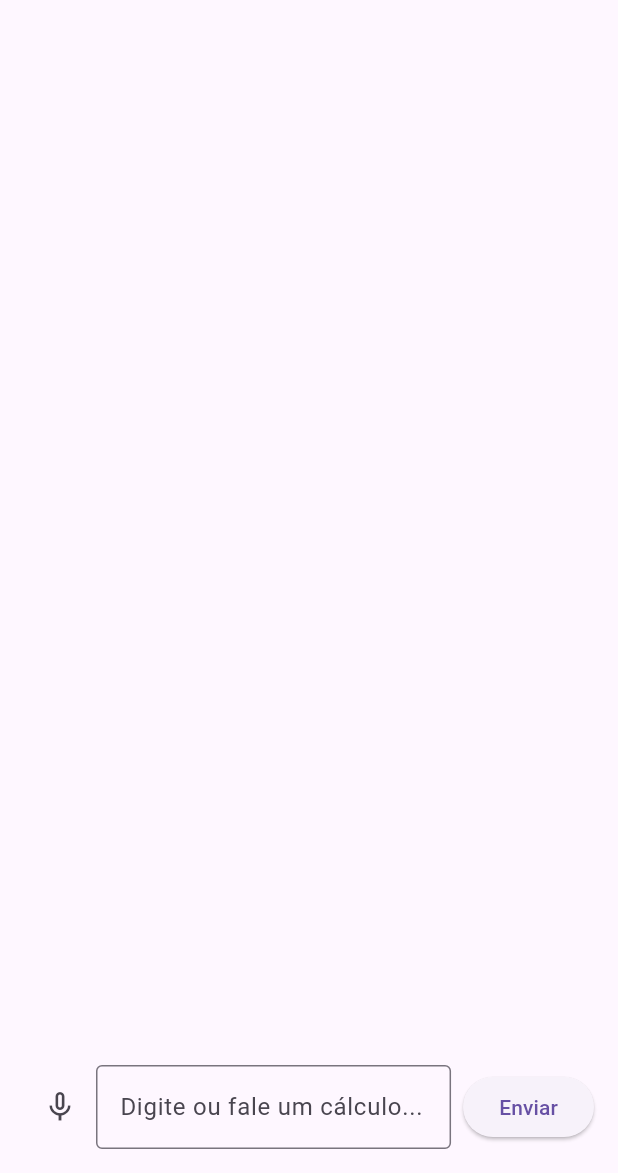
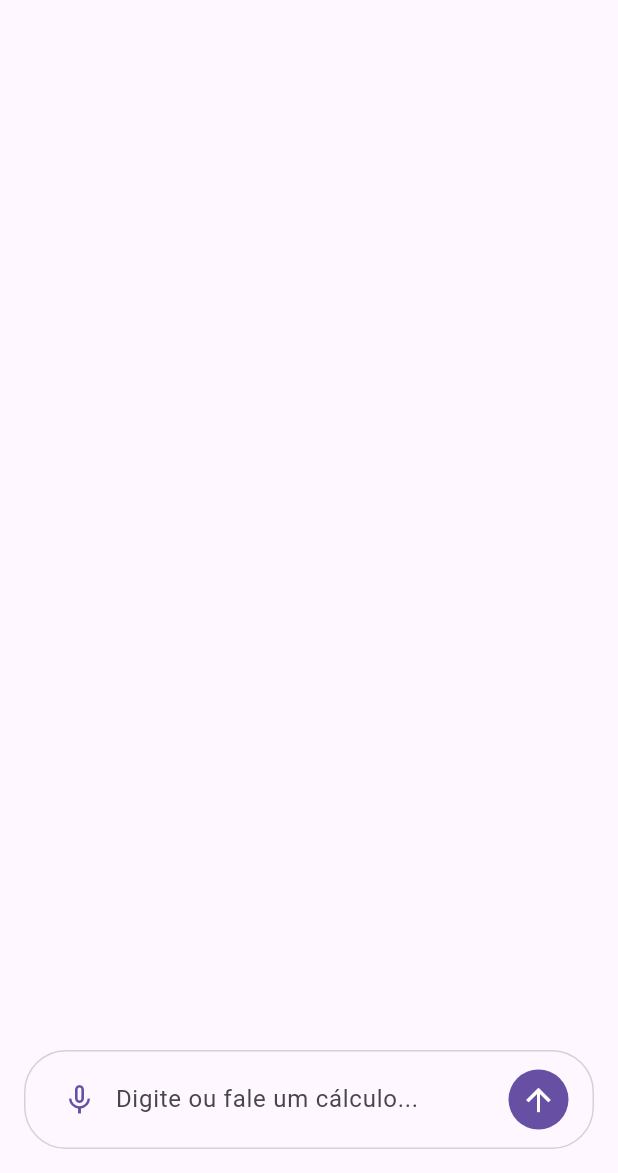
Before and after one commit to NaaDebora/voice-ai-calculator, a Flutter app: the screen it shows after launch, on a phone screen of 412 x 824 dp, the part 63-1236 px from its top. Run offline on Flutter 3.47's test engine with Material 3 defaults, Android fonts, the phone set to English and light mode, and no system bars; our stand-ins replace flutter_dotenv, speech_to_text.

Commit message:
feat: improve chat input UI and UX

```diff
--- a/lib/features/calculator/widgets/chat_input.dart
+++ b/lib/features/calculator/widgets/chat_input.dart
@@ -18,29 +18,50 @@ class ChatInput extends StatelessWidget {
 
   @override
   Widget build(BuildContext context) {
-    return Row(
+    final colorScheme = Theme.of(context).colorScheme;
+
+    return Container(
+      padding: const EdgeInsets.symmetric(horizontal: 12, vertical: 8),
+      decoration: BoxDecoration(
+        color: colorScheme.surface,
+        borderRadius: BorderRadius.circular(28),
+        border: Border.all(color: colorScheme.outline.withValues(alpha: 0.3)),
+      ),
+      child: Row(
         children: [
           IconButton(
-          icon: Icon(isListening ? Icons.mic : Icons.mic_none),
-          onPressed: onMic,
+            tooltip: 'Falar',
+            icon: Icon(
+              isListening ? Icons.mic : Icons.mic_none,
+              color: isListening ? Colors.red : colorScheme.primary,
+            ),
+            onPressed: loading ? null : onMic,
           ),
           Expanded(
             child: TextField(
               controller: controller,
+              enabled: !loading,
               onSubmitted: (_) => onSend(),
               textInputAction: TextInputAction.send,
               decoration: const InputDecoration(
-              hintText: "Digite ou fale um cálculo...",
-              border: OutlineInputBorder(),
+                hintText: 'Digite ou fale um cálculo...',
+                border: InputBorder.none,
               ),
             ),
           ),
-        const SizedBox(width: 8),
-        ElevatedButton(
+          IconButton.filled(
+            tooltip: 'Enviar',
             onPressed: loading ? null : onSend,
-          child: const Text("Enviar"),
+            icon: loading
+                ? const SizedBox(
+                    width: 18,
+                    height: 18,
+                    child: CircularProgressIndicator(strokeWidth: 2),
+                  )
+                : const Icon(Icons.arrow_upward),
           ),
         ],
+      ),
     );
   }
 }
```
Lines whose indentation alone changed are shown as unchanged.
